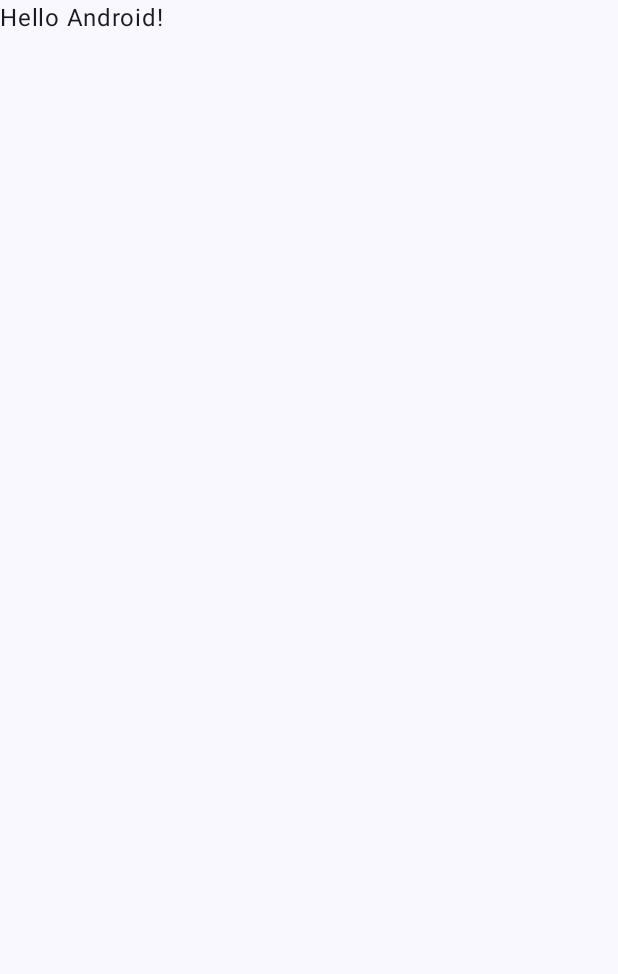
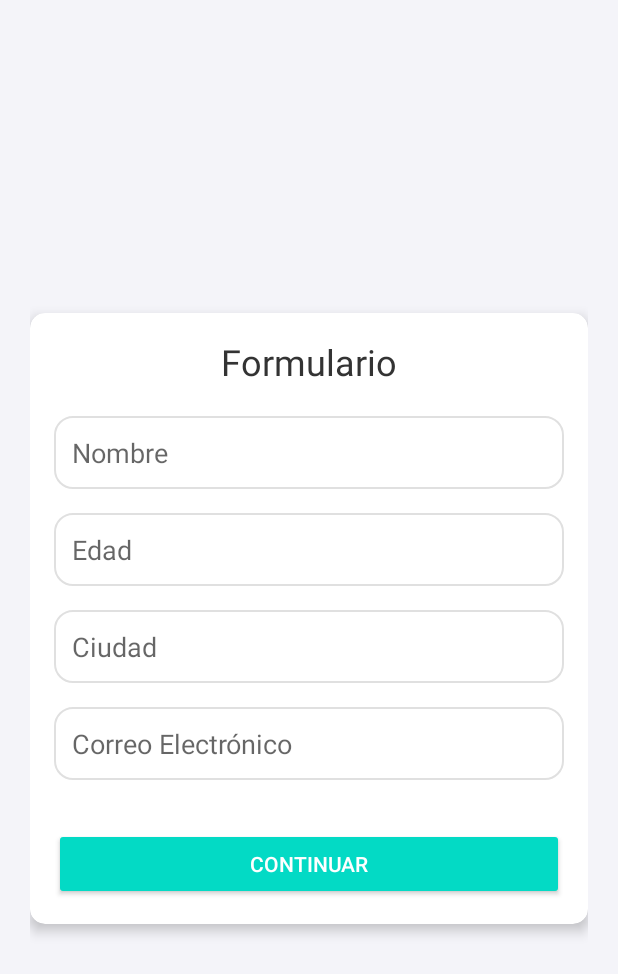
Before and after one commit to RodrigoStranger/dispositivos-moviles-25-1, an Android app built with Jetpack Compose: the screen it shows after launch (FormActivity), on a phone screen of 412 x 824 dp. Before the commit the part shown is almost empty. Shown: the top 974 px of the screen. Run offline under Robolectric (Android 15) with nearby library versions, the light colour scheme and no system bars.

Commit message:
Primer hito, actualizacion y mejora ganeral

```diff
--- a/Practica 4 - Comunicacion entre Actividades/Editordeperfilconconfirmacion/app/build.gradle.kts
+++ b/Practica 4 - Comunicacion entre Actividades/Editordeperfilconconfirmacion/app/build.gradle.kts
@@ -40,7 +40,9 @@ android {
 }
 
 dependencies {
-
+    implementation("androidx.constraintlayout:constraintlayout:2.1.1")
+    implementation("androidx.cardview:cardview:1.0.0")
+    implementation("androidx.appcompat:appcompat:1.3.1")
     implementation(libs.androidx.core.ktx)
     implementation(libs.androidx.lifecycle.runtime.ktx)
     implementation(libs.androidx.activity.compose)
--- a/Practica 4 - Comunicacion entre Actividades/Editordeperfilconconfirmacion/app/src/main/java/com/example/editordeperfilconconfirmacion/FormActivity.kt
+++ b/Practica 4 - Comunicacion entre Actividades/Editordeperfilconconfirmacion/app/src/main/java/com/example/editordeperfilconconfirmacion/FormActivity.kt
@@ -1,47 +1,75 @@
 package com.example.editordeperfilconconfirmacion
 
+import android.content.Intent
 import android.os.Bundle
-import androidx.activity.ComponentActivity
-import androidx.activity.compose.setContent
-import androidx.activity.enableEdgeToEdge
-import androidx.compose.foundation.layout.fillMaxSize
-import androidx.compose.foundation.layout.padding
-import androidx.compose.material3.Scaffold
-import androidx.compose.material3.Text
-import androidx.compose.runtime.Composable
-import androidx.compose.ui.Modifier
-import androidx.compose.ui.tooling.preview.Preview
-import com.example.editordeperfilconconfirmacion.ui.theme.EditorDePerfilConConfirmacionTheme
+import android.widget.Button
+import android.widget.EditText
+import android.widget.Toast
+import androidx.appcompat.app.AppCompatActivity
+import com.example.editordeperfilconconfirmacion.model.Usuario
 
-class FormActivity : ComponentActivity() {
+class FormActivity : AppCompatActivity() {
+
+    private lateinit var editTextNombre: EditText
+    private lateinit var editTextEdad: EditText
+    private lateinit var editTextCiudad: EditText
+    private lateinit var editTextCorreo: EditText
+
     override fun onCreate(savedInstanceState: Bundle?) {
         super.onCreate(savedInstanceState)
-        enableEdgeToEdge()
-        setContent {
-            EditorDePerfilConConfirmacionTheme {
-                Scaffold( modifier = Modifier.fillMaxSize() ) { innerPadding ->
-                    Greeting(
-                        name = "Android",
-                        modifier = Modifier.padding(innerPadding)
-                    )
-                }
+        setContentView(R.layout.form_activity)  // Usa el XML para el diseño
+
+        // Obtener las referencias a los campos y el botón
+        editTextNombre = findViewById(R.id.editTextNombre)
+        editTextEdad = findViewById(R.id.editTextEdad)
+        editTextCiudad = findViewById(R.id.editTextCiudad)
+        editTextCorreo = findViewById(R.id.editTextCorreo)
+        val btnContinuar: Button = findViewById(R.id.btnContinuar)
+
+        // Acción cuando el botón "Continuar" es presionado
+        btnContinuar.setOnClickListener {
+            // Obtener los valores de los campos
+            val nombre = editTextNombre.text.toString()
+            val edad = editTextEdad.text.toString()
+            val ciudad = editTextCiudad.text.toString()
+            val correo = editTextCorreo.text.toString()
+
+            // Validaciones
+            if (nombre.isEmpty() || edad.isEmpty() || ciudad.isEmpty() || correo.isEmpty()) {
+                // Mostrar un mensaje si algún campo está vacío
+                Toast.makeText(this, "Por favor, completa todos los campos", Toast.LENGTH_SHORT).show()
+            } else if (!validarEdad(edad)) {
+                // Validar que la edad esté entre 1 y 99
+                Toast.makeText(this, "La edad debe estar entre 1 y 99", Toast.LENGTH_SHORT).show()
+            } else if (!validarCorreo(correo)) {
+                // Validar el correo
+                Toast.makeText(this, "Correo no válido", Toast.LENGTH_SHORT).show()
+            } else {
+                // Crear un objeto Usuario con los datos del formulario
+                val usuario = Usuario(nombre, edad, ciudad, correo)
+
+                // Pasar el objeto Usuario a ResumenActivity a través del Intent
+                val intent = Intent(this, ResumenActivity::class.java)
+                intent.putExtra("usuario", usuario) // Pasamos el objeto Usuario
+                startActivity(intent)
             }
         }
     }
-}
 
-@Composable
-fun Greeting(name: String, modifier: Modifier = Modifier) {
-    Text(
-        text = "Hello $name!",
-        modifier = modifier
-    )
-}
+    // Función para validar la edad (debe estar entre 1 y 99)
+    private fun validarEdad(edad: String): Boolean {
+        return try {
+            val edadInt = edad.toInt()
+            edadInt in 1..99
+        } catch (e: NumberFormatException) {
+            false
+        }
+    }
 
-@Preview(showBackground = true)
-@Composable
-fun GreetingPreview() {
-    EditorDePerfilConConfirmacionTheme {
-        Greeting("Android")
+    // Función para validar el correo (debe contener '@' y tener un dominio)
+    private fun validarCorreo(correo: String): Boolean {
+        // Expresión regular para validar el correo
+        val regex = "^[A-Za-z0-9._%+-]+@[A-Za-z0-9.-]+\\.[A-Za-z]{2,}$"
+        return correo.matches(regex.toRegex())
     }
 }
--- /dev/null
+++ b/Practica 4 - Comunicacion entre Actividades/Editordeperfilconconfirmacion/app/src/main/res/drawable/rounded_edittext.xml
@@ -0,0 +1,6 @@
+<?xml version="1.0" encoding="utf-8"?>
+<shape xmlns:android="http://schemas.android.com/apk/res/android">
+    <solid android:color="#FFFFFF"/>
+    <corners android:radius="12dp"/>
+    <stroke android:color="#E0E0E0" android:width="1dp"/>
+</shape>
--- /dev/null
+++ b/Practica 4 - Comunicacion entre Actividades/Editordeperfilconconfirmacion/app/src/main/res/layout/form_activity.xml
@@ -0,0 +1,109 @@
+<?xml version="1.0" encoding="utf-8"?>
+<androidx.constraintlayout.widget.ConstraintLayout xmlns:android="http://schemas.android.com/apk/res/android"
+    xmlns:app="http://schemas.android.com/apk/res-auto"
+    android:layout_width="match_parent"
+    android:layout_height="match_parent"
+    android:background="#F4F4F9"
+    android:padding="20dp">
+
+    <!-- CardView que contiene el formulario con bordes redondeados y sombra -->
+    <androidx.cardview.widget.CardView
+        android:id="@+id/cardForm"
+        android:layout_width="0dp"
+        android:layout_height="wrap_content"
+        app:cardCornerRadius="10dp"
+        app:cardElevation="5dp"
+        android:layout_marginTop="40dp"
+        android:layout_marginBottom="40dp"
+        app:layout_constraintLeft_toLeftOf="parent"
+        app:layout_constraintRight_toRightOf="parent"
+        app:layout_constraintTop_toTopOf="parent"
+        app:layout_constraintBottom_toBottomOf="parent">
+
+        <!-- LinearLayout para organizar los elementos verticalmente -->
+        <LinearLayout
+            android:layout_width="match_parent"
+            android:layout_height="wrap_content"
+            android:orientation="vertical"
+            android:padding="16dp"
+            android:gravity="center">
+
+            <!-- Título del formulario -->
+            <TextView
+                android:id="@+id/tituloFormulario"
+                android:layout_width="wrap_content"
+                android:layout_height="wrap_content"
+                android:text="@string/titulo_formulario"
+                android:textSize="24sp"
+                android:textColor="#333333"
+                android:layout_marginBottom="20dp"
+                android:layout_gravity="center"/>
+
+            <!-- Campo para ingresar el nombre -->
+            <EditText
+                android:id="@+id/editTextNombre"
+                android:layout_width="match_parent"
+                android:layout_height="wrap_content"
+                android:hint="@string/hint_nombre"
+                android:inputType="text"
+                android:textColor="#000000"
+                android:background="@drawable/rounded_edittext"
+                android:padding="12dp"
+                android:layout_marginBottom="16dp"
+                android:layout_gravity="center"
+                android:importantForAccessibility="no"
+                android:autofillHints="none"/>
+
+            <!-- Campo para ingresar la edad -->
+            <EditText
+                android:id="@+id/editTextEdad"
+                android:layout_width="match_parent"
+                android:layout_height="wrap_content"
+                android:hint="@string/hint_edad"
+                android:inputType="number"
+                android:textColor="#000000"
+                android:background="@drawable/rounded_edittext"
+                android:padding="12dp"
+                android:layout_marginBottom="16dp"
+                android:layout_gravity="center"/>
+
+            <!-- Campo para ingresar la ciudad -->
+            <EditText
+                android:id="@+id/editTextCiudad"
+                android:layout_width="match_parent"
+                android:layout_height="wrap_content"
+                android:hint="@string/hint_ciudad"
+                android:inputType="text"
+                android:textColor="#000000"
+                android:background="@drawable/rounded_edittext"
+                android:padding="12dp"
+                android:layout_marginBottom="16dp"
+                android:layout_gravity="center"/>
+
+            <!-- Campo para ingresar el correo -->
+            <EditText
+                android:id="@+id/editTextCorreo"
+                android:layout_width="match_parent"
+                android:layout_height="wrap_content"
+                android:hint="@string/hint_correo"
+                android:inputType="textEmailAddress"
+                android:textColor="#000000"
+                android:background="@drawable/rounded_edittext"
+                android:padding="12dp"
+                android:layout_marginBottom="32dp"
+                android:layout_gravity="center"/>
+
+            <!-- Botón para continuar -->
+            <Button
+                android:id="@+id/btnContinuar"
+                android:layout_width="match_parent"
+                android:layout_height="wrap_content"
+                android:text="@string/boton_continuar"
+                android:textColor="#FFFFFF"
+                android:backgroundTint="@color/colorAccent"
+                android:padding="12dp"
+                android:layout_gravity="center"/>
+
+        </LinearLayout>
+    </androidx.cardview.widget.CardView>
+</androidx.constraintlayout.widget.ConstraintLayout>
--- a/Practica 4 - Comunicacion entre Actividades/Editordeperfilconconfirmacion/app/src/main/res/values/colors.xml
+++ b/Practica 4 - Comunicacion entre Actividades/Editordeperfilconconfirmacion/app/src/main/res/values/colors.xml
@@ -7,4 +7,7 @@
     <color name="teal_700">#FF018786</color>
     <color name="black">#FF000000</color>
     <color name="white">#FFFFFFFF</color>
+    <color name="colorPrimary">#6200EE</color>
+    <color name="colorPrimaryDark">#3700B3</color>
+    <color name="colorAccent">#03DAC5</color>
 </resources>
--- a/Practica 4 - Comunicacion entre Actividades/Editordeperfilconconfirmacion/app/src/main/res/values/strings.xml
+++ b/Practica 4 - Comunicacion entre Actividades/Editordeperfilconconfirmacion/app/src/main/res/values/strings.xml
@@ -1,3 +1,23 @@
 <resources>
+    <!-- Texto de la primera actividad (formulario) -->
     <string name="app_name">Editor de perfil con confirmacion</string>
+    <string name="titulo_formulario">Formulario</string>
+    <string name="hint_nombre">Nombre</string>
+    <string name="hint_edad">Edad</string>
+    <string name="hint_ciudad">Ciudad</string>
+    <string name="hint_correo">Correo Electrónico</string>
+    <string name="boton_continuar">Continuar</string>
+
+    <!-- Texto de la segunda actividad (Resumen) -->
+    <string name="resumen_title">Resumen de tu perfil</string>
+    <!-- Cadenas con placeholders para mostrar los datos del usuario -->
+    <string name="texto_nombre">Nombre: %1$s</string>
+    <string name="texto_edad">Edad: %1$s</string>
+    <string name="texto_ciudad">Ciudad: %1$s</string>
+    <string name="texto_correo">Correo: %1$s</string>
+    <!-- Mensaje cuando el perfil es guardado -->
+    <string name="perfil_guardado">Perfil guardado correctamente</string>
+    <!-- Botones -->
+    <string name="confirmar">Confirmar</string>
+    <string name="volver_a_editar">Volver a editar</string>
 </resources>
--- /dev/null
+++ b/Practica 4 - Comunicacion entre Actividades/Editordeperfilconconfirmacion/app/src/main/res/values/styles.xml
@@ -0,0 +1,9 @@
+<?xml version="1.0" encoding="utf-8"?>
+<resources>
+    <style name="Theme.EditorDePerfilConConfirmacion" parent="Theme.AppCompat.Light.NoActionBar">
+        <!-- Customize your theme here -->
+        <item name="colorPrimary">@color/colorPrimary</item>
+        <item name="colorPrimaryDark">@color/colorPrimaryDark</item>
+        <item name="colorAccent">@color/colorAccent</item>
+    </style>
+</resources>
--- a/Practica 4 - Comunicacion entre Actividades/Editordeperfilconconfirmacion/app/src/main/res/values/themes.xml
+++ /dev/null
@@ -1,4 +0,0 @@
-<?xml version="1.0" encoding="utf-8"?>
-<resources>
-    <style name="Theme.EditorDePerfilConConfirmacion" parent="android:Theme.Material.Light.NoActionBar" />
-</resources>
```
Also changed, not shown: Practica 4 - Comunicacion entre Actividades/Editordeperfilconconfirmacion/app/src/main/AndroidManifest.xml (+10 -4 lines), Practica 4 - Comunicacion entre Actividades/Editordeperfilconconfirmacion/app/src/main/java/com/example/editordeperfilconconfirmacion/ResumenActivity.kt (added, +51 -0 lines), Practica 4 - Comunicacion entre Actividades/Editordeperfilconconfirmacion/app/src/main/java/com/example/editordeperfilconconfirmacion/model/Usuario.kt (added, +45 -0 lines), Practica 4 - Comunicacion entre Actividades/Editordeperfilconconfirmacion/app/src/main/res/layout/activity_resumen.xml (added, +110 -0 lines).
